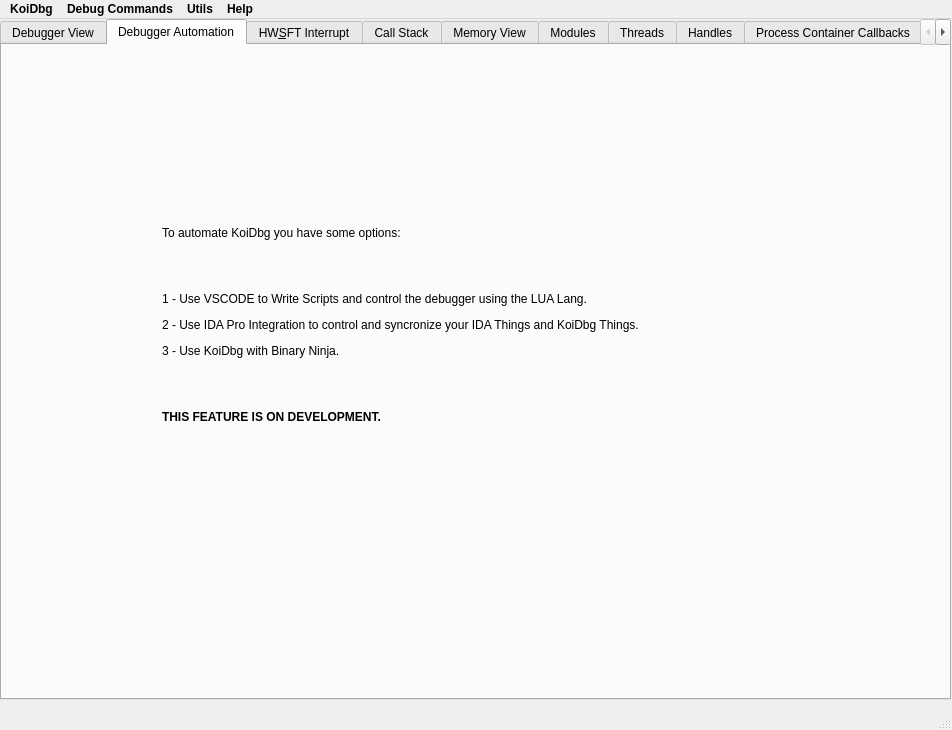
Above: debuggerwidgets/maindebug/maindebuggerwindow.ui from keowu/koidbg before the change. Below: the same form after it.
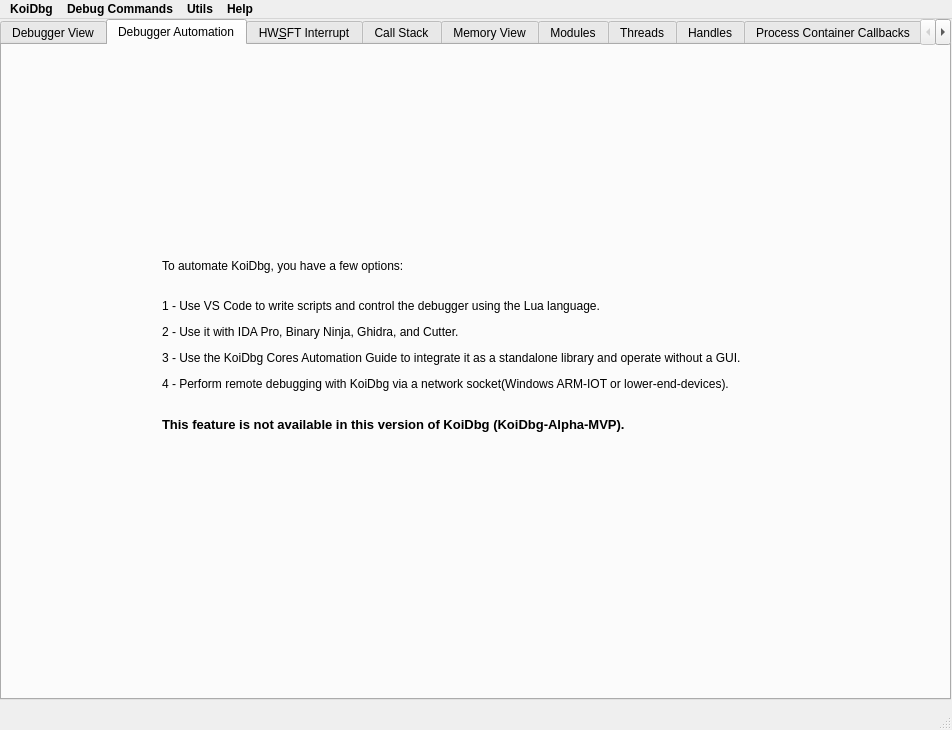
That is the form after the change. The open tabs and pages were chosen to show the change. Custom widgets are drawn as their Qt base class.

Commit message:
fix: KoiDbg Before Oficial Release
- Remove decompiler and add a message for users on this first release.
- Fix the message on HarukaDbg Automation Feature for the release version.

What changed in the file:
```diff
--- a/debuggerwidgets/maindebug/maindebuggerwindow.ui
+++ b/debuggerwidgets/maindebug/maindebuggerwindow.ui
@@ -242,13 +242,13 @@
       <property name="geometry">
        <rect>
         <x>160</x>
-        <y>120</y>
+        <y>140</y>
         <width>691</width>
         <height>321</height>
        </rect>
       </property>
       <property name="text">
-       <string>&lt;html&gt;&lt;head/&gt;&lt;body&gt;&lt;p&gt;To automate KoiDbg you have some options:&lt;/p&gt;&lt;p&gt;&lt;br/&gt;&lt;/p&gt;&lt;p&gt;1 - Use VSCODE to Write Scripts and control the debugger using the LUA Lang.&lt;/p&gt;&lt;p&gt;2 - Use IDA Pro Integration to control and syncronize your IDA Things and KoiDbg Things.&lt;/p&gt;&lt;p&gt;3 - Use KoiDbg with Binary Ninja.&lt;/p&gt;&lt;p&gt;&lt;br/&gt;&lt;/p&gt;&lt;p&gt;&lt;span style=&quot; font-weight:700;&quot;&gt;THIS FEATURE IS ON DEVELOPMENT.&lt;/span&gt;&lt;/p&gt;&lt;/body&gt;&lt;/html&gt;</string>
+       <string>&lt;html&gt;&lt;head/&gt;&lt;body&gt;&lt;p&gt;To automate KoiDbg, you have a few options:&lt;br/&gt;&lt;/p&gt;&lt;p&gt;1 - Use VS Code to write scripts and control the debugger using the Lua language.&lt;/p&gt;&lt;p&gt;2 - Use it with IDA Pro, Binary Ninja, Ghidra, and Cutter.&lt;/p&gt;&lt;p&gt;3 - Use the KoiDbg Cores Automation Guide to integrate it as a standalone library and operate without a GUI.&lt;/p&gt;&lt;p&gt;4 - Perform remote debugging with KoiDbg via a network socket(Windows ARM-IOT or lower-end-devices).&lt;br/&gt;&lt;/p&gt;&lt;p&gt;&lt;span style=&quot; font-size:10pt; font-weight:700;&quot;&gt;This feature is not available in this version of KoiDbg (KoiDbg-Alpha-MVP).&lt;/span&gt;&lt;/p&gt;&lt;/body&gt;&lt;/html&gt;</string>
       </property>
      </widget>
     </widget>
```
Left out of the diff: 5 changed lines with no effect on the pictures. The commit also changes 1 other file.
